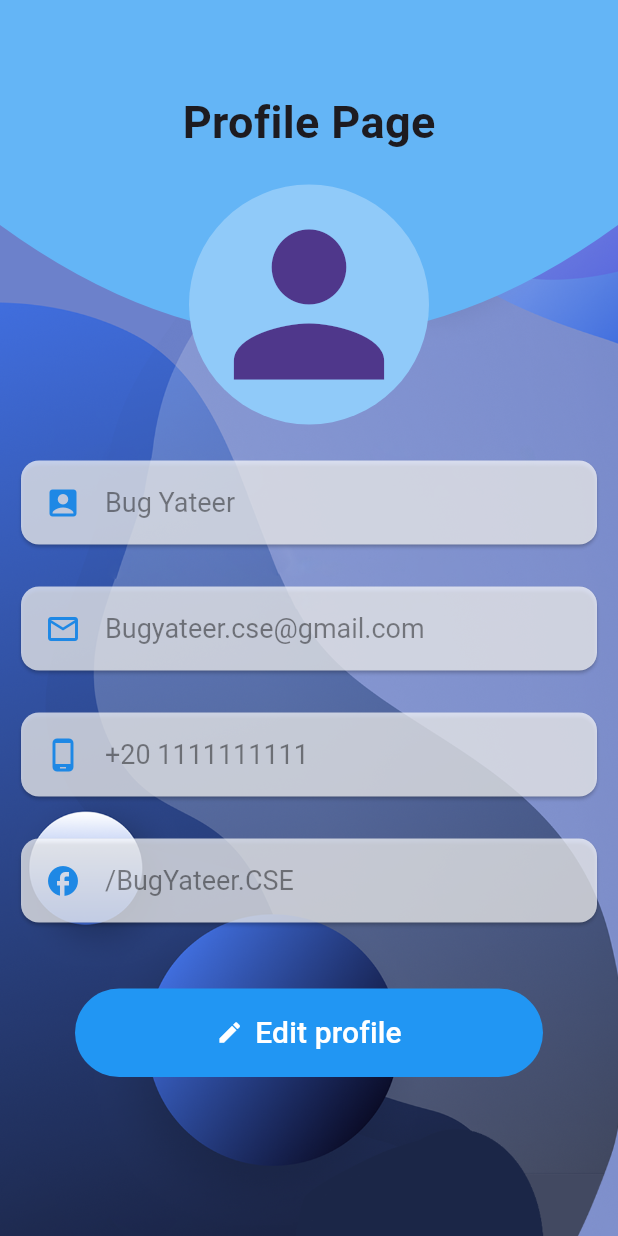
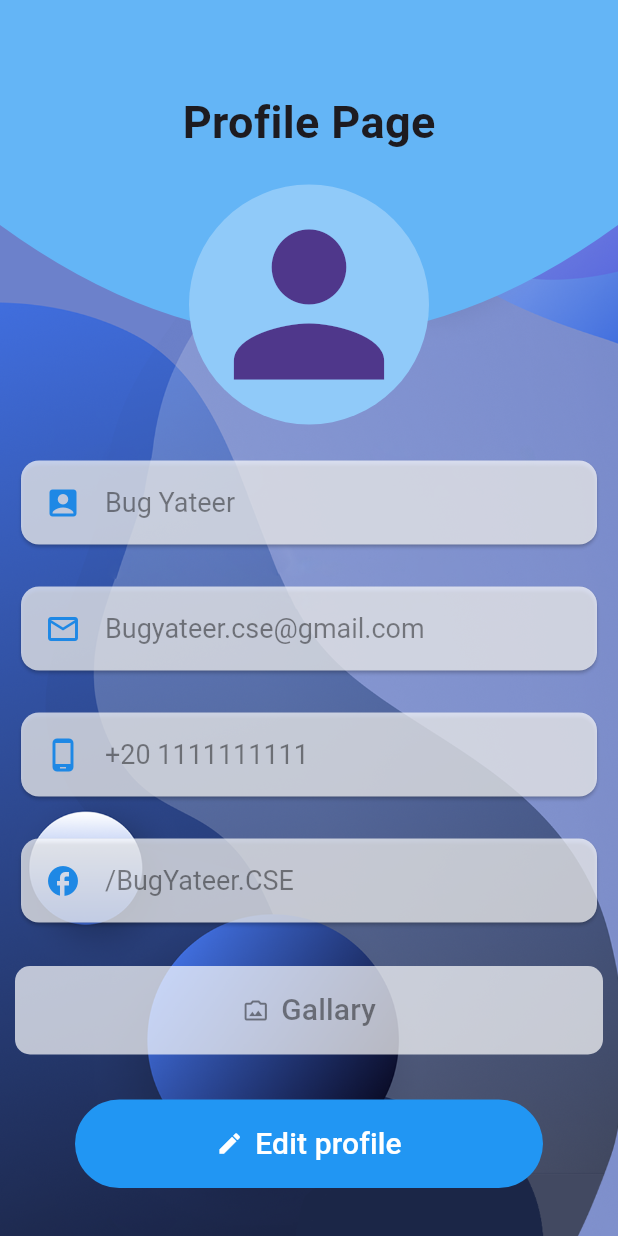
Before and after one commit to OmarAfifi-CSE/Flutter_Projects, a Flutter app: the ProfilePageScreen screen opened directly, on a phone screen of 412 x 824 dp. Run offline on Flutter 3.47's test engine with Material 3 defaults, Android fonts, the phone set to English and light mode, and no system bars.

Commit message:
add gallary button to profile page sceen

```diff
--- a/Screens/lib/screens/profile_page_screen.dart
+++ b/Screens/lib/screens/profile_page_screen.dart
@@ -2,6 +2,7 @@ import 'package:flutter/material.dart';
 import 'package:screens/clippers/wave_clipper.dart';
 import 'package:screens/componants/my_button.dart';
 import 'package:screens/componants/my_card.dart';
+import 'package:screens/screens/Gallary.dart';
 
 class ProfilePageScreen extends StatelessWidget {
   const ProfilePageScreen({super.key});
@@ -74,8 +75,21 @@ class ProfilePageScreen extends StatelessWidget {
                     title: "/BugYateer.CSE",
                   ),
                   const SizedBox(
-                    height: 30,
+                    height: 15,
                   ),
+                  Padding(
+                    padding: const EdgeInsets.symmetric(horizontal: 10),
+                    child: MyButton(
+                        button_msg: "Gallary",
+                        button_icon: const Icon(Icons.photo_camera_back_outlined),
+                        bgColor: Colors.white70,
+                        fgColor: Colors.black45,
+                        padding: 15,
+                        borderRadius: 10,
+                        onPressed: GalleryPage(),
+                    ),
+                  ),
+                  const SizedBox(height: 30,),
                   const Padding(
                     padding: EdgeInsets.symmetric(horizontal: 50),
                     child: MyButton(
@@ -85,7 +99,8 @@ class ProfilePageScreen extends StatelessWidget {
                         fgColor: Colors.white,
                         padding: 15,
                         borderRadius: 30),
-                  )
+                  ),
+
                 ],
               ),
             ),
```
